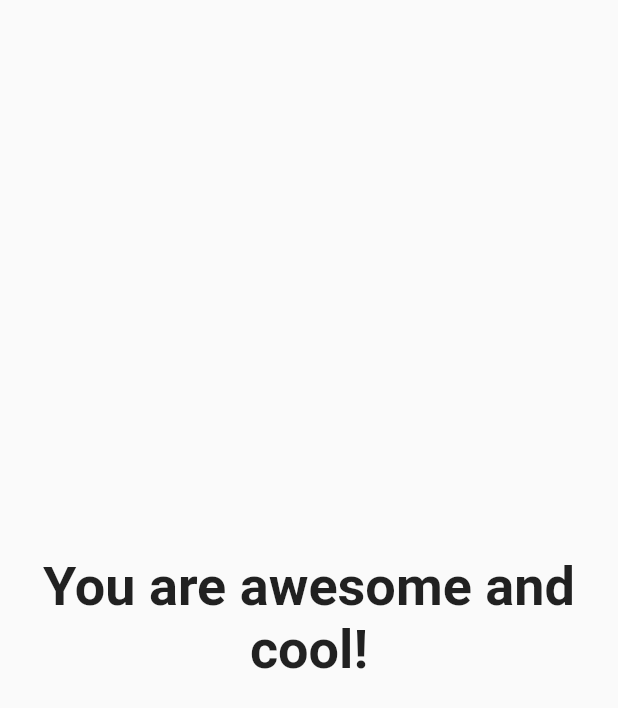
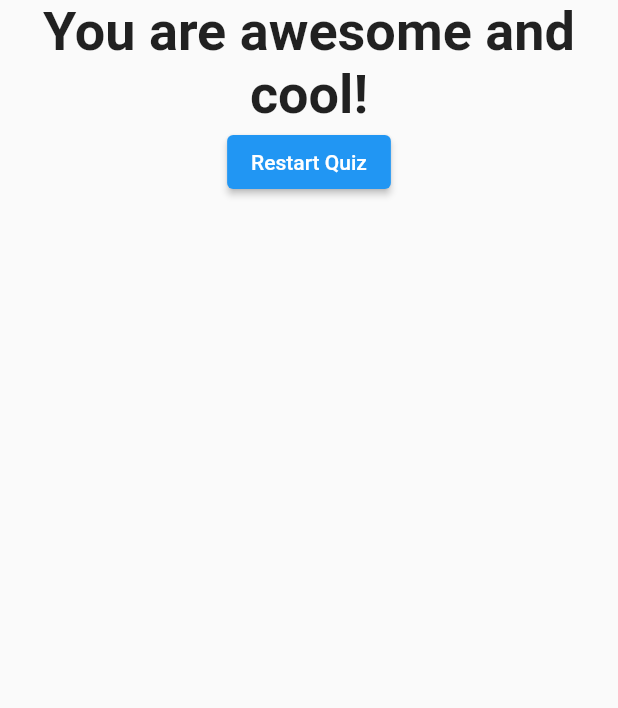
Before and after one commit to Galadima3/Flutter-complete-guide, a Flutter app: the Result widget shown alone on an empty page, opened directly with empty values, on a phone screen of 412 x 824 dp. Shown: the top 708 px of the screen. Run offline on Flutter 3.47's test engine with Material 2 defaults, Android fonts, the phone set to English and light mode, and no system bars.

Commit message:
Final Commit

```diff
--- a/lib/result.dart
+++ b/lib/result.dart
@@ -4,7 +4,9 @@ import 'package:flutter/material.dart';
 
 class Result extends StatelessWidget {
   final int resultScore;
-  Result({Key? key, required this.resultScore}) : super(key: key);
+  final VoidCallback resetHandler;
+  Result({Key? key, required this.resultScore, required this.resetHandler})
+      : super(key: key);
 
   String get resultPhrase {
     String resultText;
@@ -23,14 +25,20 @@ class Result extends StatelessWidget {
   @override
   Widget build(BuildContext context) {
     return Center(
-        child: Text(
-      resultPhrase,
-      style: TextStyle(
-        fontSize: 36,
-        fontWeight: FontWeight.bold,
-
-      ),
-      textAlign: TextAlign.center
+        child: Column(
+      children: [
+        Text(resultPhrase,
+            style: TextStyle(
+              fontSize: 36,
+              fontWeight: FontWeight.bold,
+            ),
+            textAlign: TextAlign.center),
+        ElevatedButton(
+          onPressed: resetHandler,
+          child: Text('Restart Quiz'),
+          style: ElevatedButton.styleFrom(primary: Colors.blue),
+        )
+      ],
     ));
   }
 }
```
Also changed, not shown: lib/main.dart (+8 -1 lines).
